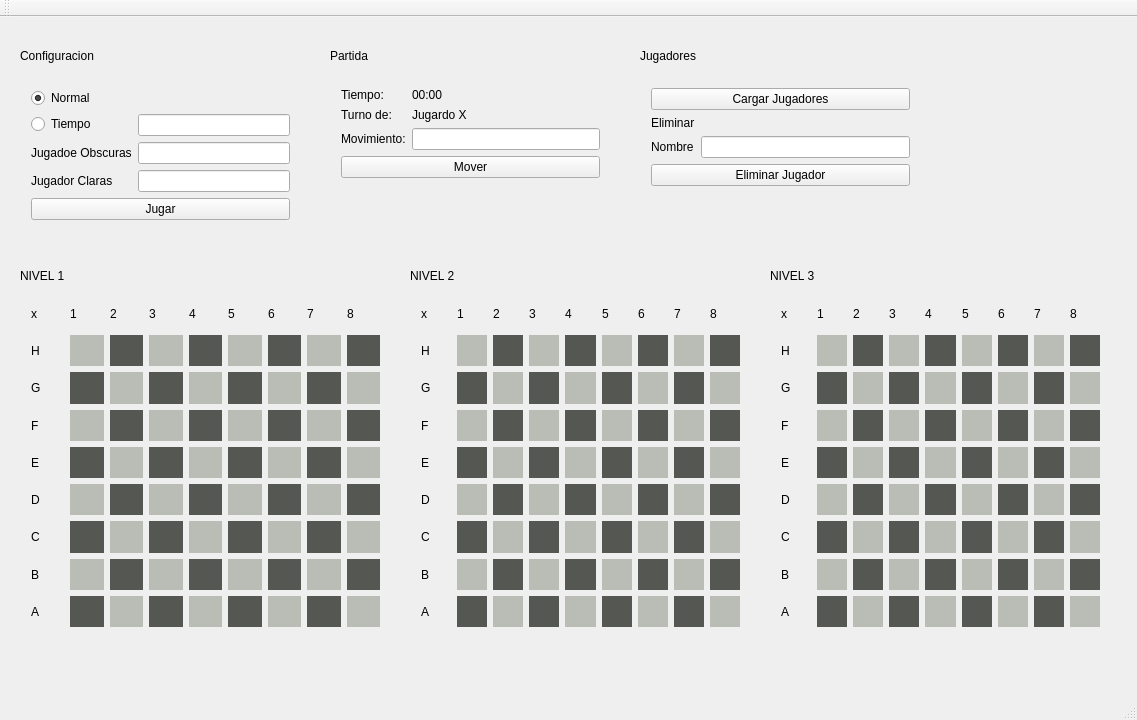
Qt form mainwindow.ui (FreddyJRC/-EDD-Proyecto1) before a commit.
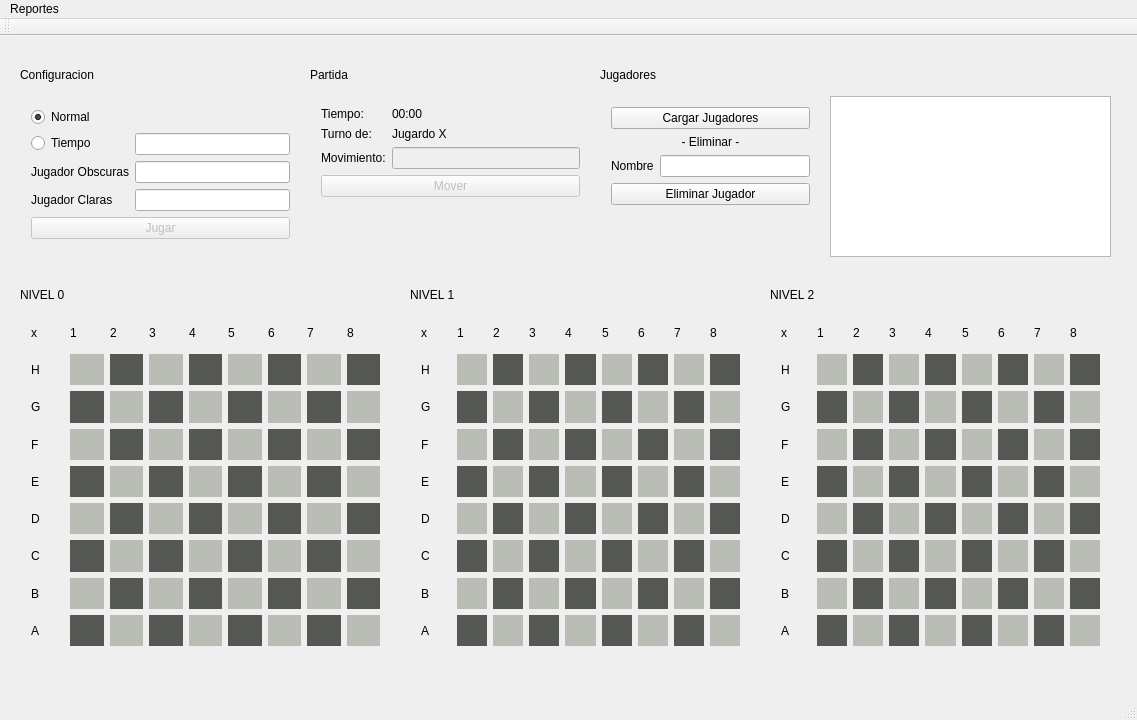
The same form after that commit.

```diff
--- a/mainwindow.ui
+++ b/mainwindow.ui
@@ -3489,7 +3489,7 @@
      </rect>
     </property>
     <property name="text">
-     <string>NIVEL 1</string>
+     <string>NIVEL 0</string>
     </property>
    </widget>
    <widget class="QLabel" name="label_245">
@@ -3502,7 +3502,7 @@
      </rect>
     </property>
     <property name="text">
-     <string>NIVEL 2</string>
+     <string>NIVEL 1</string>
     </property>
    </widget>
    <widget class="QLabel" name="label_246">
@@ -3515,7 +3515,7 @@
      </rect>
     </property>
     <property name="text">
-     <string>NIVEL 3</string>
+     <string>NIVEL 2</string>
     </property>
    </widget>
    <widget class="QWidget" name="formLayoutWidget">
@@ -3551,7 +3551,7 @@
      <item row="2" column="0">
       <widget class="QLabel" name="label_247">
        <property name="text">
-        <string>Jugadoe Obscuras</string>
+        <string>Jugador Obscuras</string>
        </property>
       </widget>
      </item>
@@ -3570,6 +3570,9 @@
      </item>
      <item row="4" column="0" colspan="2">
       <widget class="QPushButton" name="pushButton">
+       <property name="enabled">
+        <bool>false</bool>
+       </property>
        <property name="text">
         <string>Jugar</string>
        </property>
@@ -3593,7 +3596,7 @@
    <widget class="QLabel" name="label_250">
     <property name="geometry">
      <rect>
-      <x>330</x>
+      <x>310</x>
       <y>30</y>
       <width>67</width>
       <height>17</height>
@@ -3606,7 +3609,7 @@
    <widget class="QWidget" name="formLayoutWidget_2">
     <property name="geometry">
      <rect>
-      <x>330</x>
+      <x>310</x>
       <y>60</y>
       <width>281</width>
       <height>161</height>
@@ -3649,10 +3652,17 @@
       </widget>
      </item>
      <item row="2" column="1">
-      <widget class="QLineEdit" name="lineEdit_4"/>
+      <widget class="QLineEdit" name="lineEdit_4">
+       <property name="enabled">
+        <bool>false</bool>
+       </property>
+      </widget>
      </item>
      <item row="3" column="0" colspan="2">
       <widget class="QPushButton" name="pushButton_2">
+       <property name="enabled">
+        <bool>false</bool>
+       </property>
        <property name="text">
         <string>Mover</string>
        </property>
@@ -3663,7 +3673,7 @@
    <widget class="QLabel" name="label_256">
     <property name="geometry">
      <rect>
-      <x>640</x>
+      <x>600</x>
       <y>30</y>
       <width>111</width>
       <height>17</height>
@@ -3676,9 +3686,9 @@
    <widget class="QWidget" name="formLayoutWidget_3">
     <property name="geometry">
      <rect>
-      <x>640</x>
+      <x>600</x>
       <y>60</y>
-      <width>281</width>
+      <width>221</width>
       <height>161</height>
      </rect>
     </property>
@@ -3690,13 +3700,6 @@
        </property>
       </widget>
      </item>
-     <item row="1" column="0">
-      <widget class="QLabel" name="label_257">
-       <property name="text">
-        <string>Eliminar</string>
-       </property>
-      </widget>
-     </item>
      <item row="2" column="0">
       <widget class="QLabel" name="label_258">
        <property name="text">
@@ -3714,8 +3717,28 @@
        </property>
       </widget>
      </item>
+     <item row="1" column="0" colspan="2">
+      <widget class="QLabel" name="label_257">
+       <property name="text">
+        <string>- Eliminar -</string>
+       </property>
+       <property name="alignment">
+        <set>Qt::AlignCenter</set>
+       </property>
+      </widget>
+     </item>
     </layout>
    </widget>
+   <widget class="QPlainTextEdit" name="plainTextEdit">
+    <property name="geometry">
+     <rect>
+      <x>830</x>
+      <y>60</y>
+      <width>281</width>
+      <height>161</height>
+     </rect>
+    </property>
+   </widget>
   </widget>
   <widget class="QMenuBar" name="menuBar">
    <property name="geometry">
@@ -3726,6 +3749,16 @@
      <height>22</height>
     </rect>
    </property>
+   <widget class="QMenu" name="menuReportes">
+    <property name="title">
+     <string>Reportes</string>
+    </property>
+    <addaction name="actionNivel_0"/>
+    <addaction name="actionNivel_1"/>
+    <addaction name="actionNivel_2"/>
+    <addaction name="actionJugadores"/>
+   </widget>
+   <addaction name="menuReportes"/>
   </widget>
   <widget class="QToolBar" name="mainToolBar">
    <attribute name="toolBarArea">
```
Left out of the diff: 20 changed lines with no effect on the pictures.
